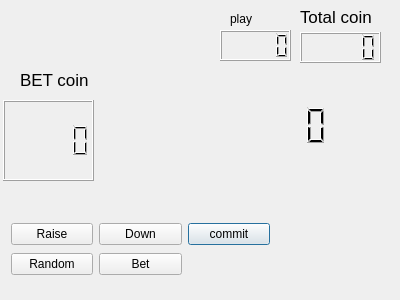
Leejeunghun/sw_project, file Final_2/sw_project/dialog.ui: the form before one commit.
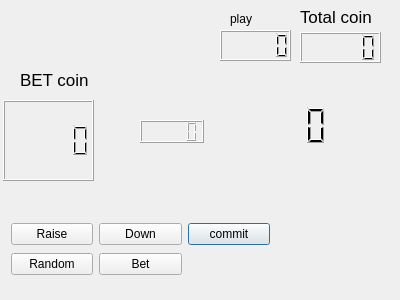
The form after the commit. Icons and pictures are not drawn.

Patch:
```diff
--- a/Final_2/sw_project/dialog.ui
+++ b/Final_2/sw_project/dialog.ui
@@ -184,6 +184,16 @@
     <string>play</string>
    </property>
   </widget>
+  <widget class="QLCDNumber" name="lcdNumber">
+   <property name="geometry">
+    <rect>
+     <x>140</x>
+     <y>120</y>
+     <width>64</width>
+     <height>23</height>
+    </rect>
+   </property>
+  </widget>
   <zorder>label_4</zorder>
   <zorder>gridLayoutWidget</zorder>
   <zorder>lcdNumber_bet</zorder>
```
Left out of the diff: 1 changed line with no effect on the pictures.
